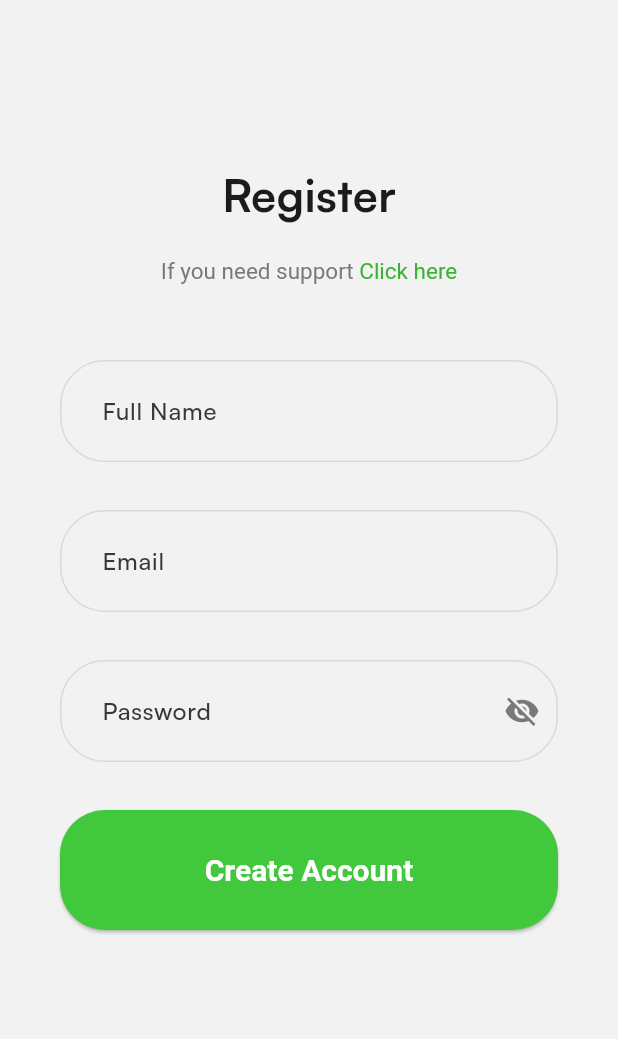
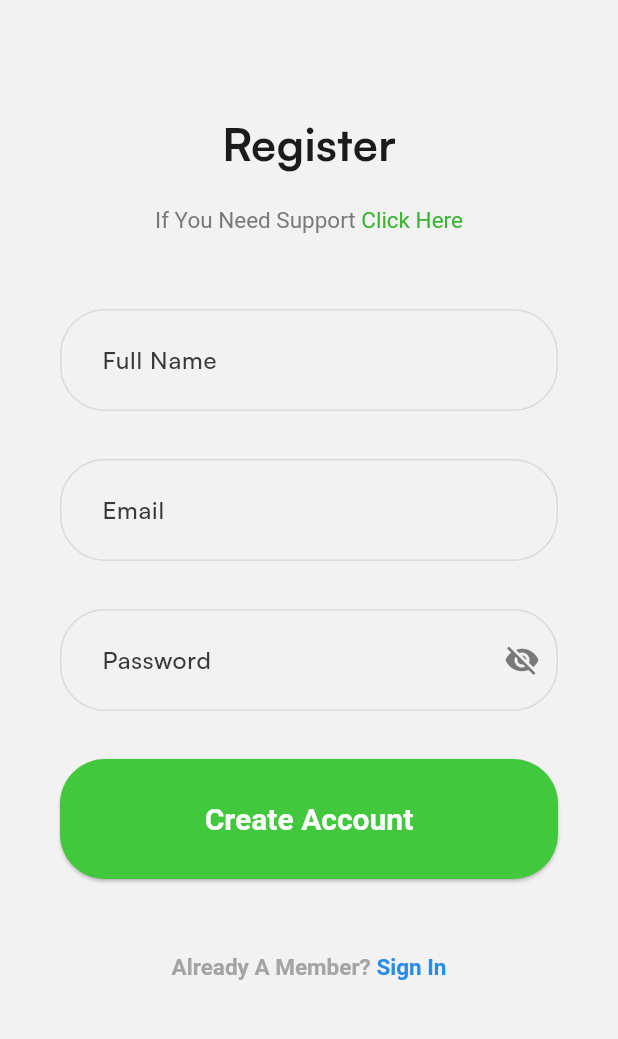
Before and after one commit to Rayane300402/spotify_flutter, a Flutter app: the SignUp screen opened directly, on a phone screen of 412 x 824 dp, the part 72-1111 px from its top. Run offline on Flutter 3.47's test engine with Material 3 defaults, Android fonts, the light colour scheme and no system bars; our stand-ins replace flutter_bloc, flutter_svg, hydrated_bloc.

Commit message:
add register here + sign in

```diff
--- a/lib/ui/pages/auth/sign_up.dart
+++ b/lib/ui/pages/auth/sign_up.dart
@@ -2,6 +2,7 @@ import 'package:flutter/gestures.dart';
 import 'package:flutter/material.dart';
 import 'package:flutter_svg/svg.dart';
 import 'package:spotify_futter/ui/components/input_field.dart';
+import 'package:spotify_futter/ui/pages/auth/sign_in.dart';
 import 'package:spotify_futter/utils/is_dark.dart';
 
 import '../../../core/configs/assets/vectors.dart';
@@ -77,10 +78,10 @@ class _SignUpState extends State<SignUp> {
                                     fontSize: 15, color: Color(0xff797979)),
                                 children: [
                               TextSpan(
-                                text: 'If you need support ',
+                                text: 'If You Need Support ',
                               ),
                               TextSpan(
-                                  text: 'Click here',
+                                  text: 'Click Here',
                                   style: TextStyle(color: Color(0xff38B432)),
                                   recognizer: TapGestureRecognizer()
                                     ..onTap = () async {
@@ -115,6 +116,29 @@ class _SignUpState extends State<SignUp> {
                           title: 'Create Account',
                           height: 80,
                         ),
+                        SizedBox(height: 50),
+                        RichText(
+                            text: TextSpan(
+                                style: TextStyle(
+                                    fontSize: 15, color: Color(0xffa5a3a3), fontWeight: FontWeight.w600),
+                                children: [
+                                  TextSpan(
+                                    text: 'Already A Member? ',
+                                  ),
+                                  TextSpan(
+                                      text: 'Sign In',
+                                      style: TextStyle(color: Color(0xff288CE9)),
+                                      recognizer: TapGestureRecognizer()
+                                        ..onTap = ()  {
+                                          Navigator.push(
+                                            context,
+                                            MaterialPageRoute(
+                                              builder: (BuildContext context) =>
+                                                  SignIn(),
+                                            ),
+                                          );
+                                        }),
+                                ])),
                       ],
                     ),
                   ),
```
Also changed, not shown: lib/ui/pages/auth/sign_in.dart (+27 -2 lines).
